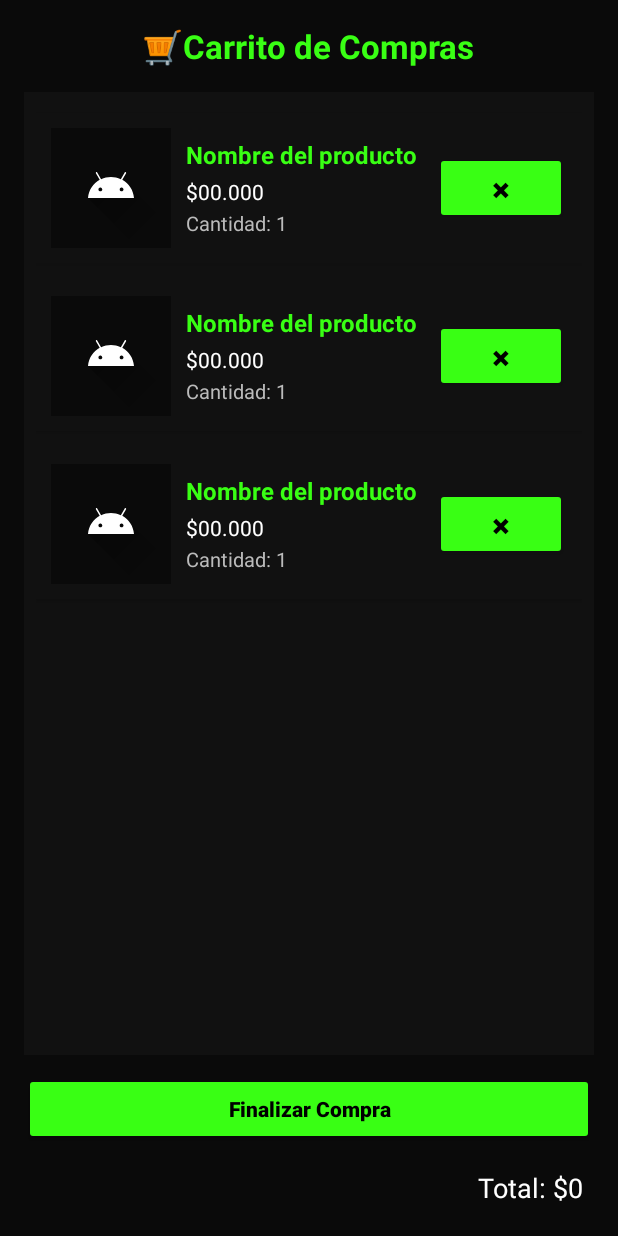
After one commit to macaesp/AppMovil, an Android app built with Jetpack Compose: the layout activity_carrito.xml on its own in the app's theme, with its tools: preview values and no code run, on a phone screen of 412 x 824 dp. The commit adds this screen. Run offline under Robolectric (Android 15) with nearby library versions, the phone set to English and light mode, and no system bars.

Commit message:
avances .xml

```diff
--- /dev/null
+++ b/app/src/main/res/layout/activity_carrito.xml
@@ -0,0 +1,61 @@
+<?xml version="1.0" encoding="utf-8"?>
+<LinearLayout xmlns:android="http://schemas.android.com/apk/res/android"
+    xmlns:tools="http://schemas.android.com/tools"
+    android:layout_width="match_parent"
+    android:layout_height="match_parent"
+    android:orientation="vertical"
+    android:background="#0A0A0A"
+    android:padding="16dp"
+    tools:context=".view.CarritoActivity">
+
+    <!-- Título -->
+    <TextView
+        android:id="@+id/txtTituloCarrito"
+        android:layout_width="wrap_content"
+        android:layout_height="wrap_content"
+        android:text="🛒Carrito de Compras"
+        android:textColor="#39FF14"
+        android:textSize="22sp"
+        android:textStyle="bold"
+        android:layout_gravity="center"
+        android:layout_marginBottom="16dp" />
+
+    <!-- Lista de productos -->
+    <androidx.recyclerview.widget.RecyclerView
+        android:id="@+id/recyclerCarrito"
+        android:layout_width="match_parent"
+        android:layout_height="0dp"
+        android:layout_weight="1"
+        android:padding="8dp"
+        android:background="#111111"
+        android:scrollbars="vertical"
+        tools:listitem="@layout/item_producto_carrito" />
+
+    <!-- Botón finalizar compra -->
+    <Button
+        android:id="@+id/btnFinalizarCompra"
+        android:layout_width="match_parent"
+        android:layout_height="wrap_content"
+        android:text="Finalizar Compra"
+        android:textStyle="bold"
+        android:textAllCaps="false"
+        android:textColor="#000000"
+        android:backgroundTint="#39FF14"
+        android:layout_marginTop="12dp"
+        android:layout_marginBottom="8dp"
+        android:padding="12dp" />
+
+    <!-- Total (opcional) -->
+    <TextView
+        android:id="@+id/txtTotal"
+        android:layout_width="match_parent"
+        android:layout_height="wrap_content"
+        android:text="Total: $0"
+        android:textColor="#FFFFFF"
+        android:textAlignment="textEnd"
+        android:textSize="18sp"
+        android:layout_marginTop="8dp"
+        android:layout_marginBottom="4dp"
+        android:paddingEnd="8dp" />
+
+</LinearLayout>
--- /dev/null
+++ b/app/src/main/res/layout/item_producto_carrito.xml
@@ -0,0 +1,72 @@
+<?xml version="1.0" encoding="utf-8"?>
+<LinearLayout xmlns:android="http://schemas.android.com/apk/res/android"
+    android:layout_width="match_parent"
+    android:layout_height="wrap_content"
+    android:orientation="horizontal"
+    android:padding="10dp"
+    android:marginBottom="6dp"
+    android:background="#111111"
+    android:layout_marginVertical="6dp"
+    android:elevation="2dp"
+    android:gravity="center_vertical">
+
+    <!-- Imagen del producto -->
+    <ImageView
+        android:id="@+id/imgProductoCarrito"
+        android:layout_width="80dp"
+        android:layout_height="80dp"
+        android:layout_marginEnd="10dp"
+        android:contentDescription="Imagen del producto"
+        android:scaleType="centerCrop"
+        android:src="@drawable/ic_launcher_foreground"
+        android:background="#0A0A0A"
+        android:padding="4dp" />
+
+    <!-- Información del producto -->
+    <LinearLayout
+        android:layout_width="0dp"
+        android:layout_height="wrap_content"
+        android:layout_weight="1"
+        android:orientation="vertical">
+
+        <TextView
+            android:id="@+id/txtNombreCarrito"
+            android:layout_width="wrap_content"
+            android:layout_height="wrap_content"
+            android:text="Nombre del producto"
+            android:textColor="#39FF14"
+            android:textSize="16sp"
+            android:textStyle="bold" />
+
+        <TextView
+            android:id="@+id/txtPrecioCarrito"
+            android:layout_width="wrap_content"
+            android:layout_height="wrap_content"
+            android:text="$00.000"
+            android:textColor="#FFFFFF"
+            android:textSize="14sp"
+            android:layout_marginTop="4dp" />
+
+        <TextView
+            android:id="@+id/txtCantidadCarrito"
+            android:layout_width="wrap_content"
+            android:layout_height="wrap_content"
+            android:text="Cantidad: 1"
+            android:textColor="#BBBBBB"
+            android:textSize="13sp"
+            android:layout_marginTop="2dp" />
+    </LinearLayout>
+
+    <!-- Botón eliminar -->
+    <Button
+        android:id="@+id/btnEliminar"
+        android:layout_width="wrap_content"
+        android:layout_height="wrap_content"
+        android:text="✖"
+        android:textColor="#000000"
+        android:backgroundTint="#39FF14"
+        android:paddingHorizontal="10dp"
+        android:layout_marginStart="8dp"
+        android:layout_gravity="center_vertical" />
+
+</LinearLayout>
```
Also changed, not shown: app/src/main/res/layout/activity_login.xml (added, +60 -0 lines), app/src/main/res/layout/activity_main.xml (added, +33 -0 lines), app/src/main/res/layout/activity_register.xml (added, +33 -0 lines), app/src/main/res/layout/activity_splash.xml (added, +28 -0 lines), app/src/main/res/layout/activity_welcome.xml (added, +42 -0 lines), app/src/main/res/layout/item_producto.xml (added, +79 -0 lines), app/src/main/res/values-night/night_theme.xml (added, +41 -0 lines), app/src/main/res/values/colors.xml (+14 -8 lines), app/src/main/res/values/themes.xml (+41 -3 lines), 1 other file.
